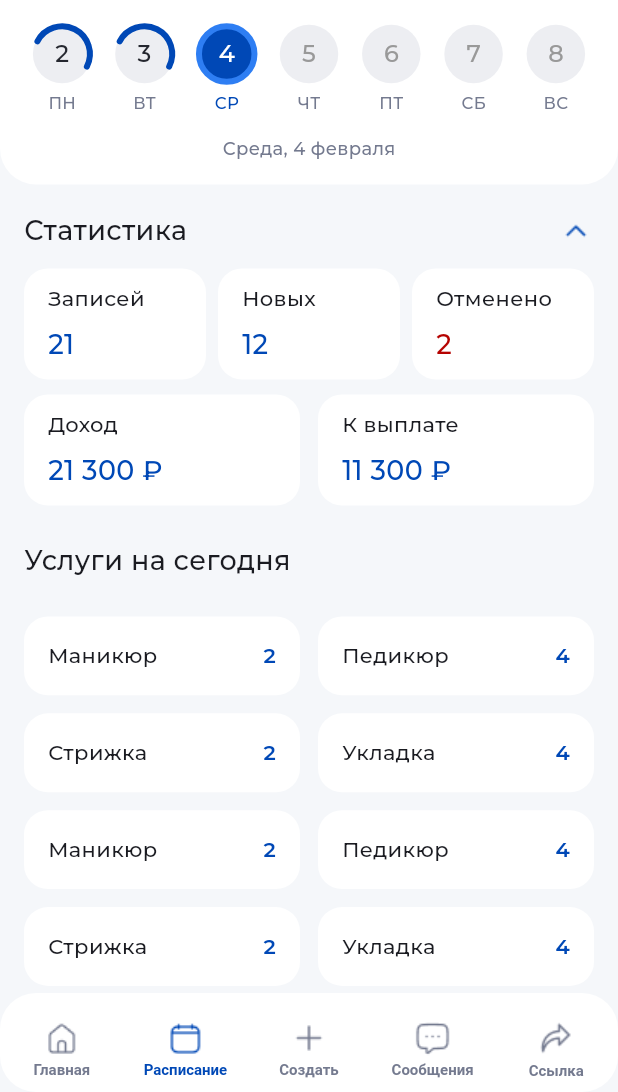
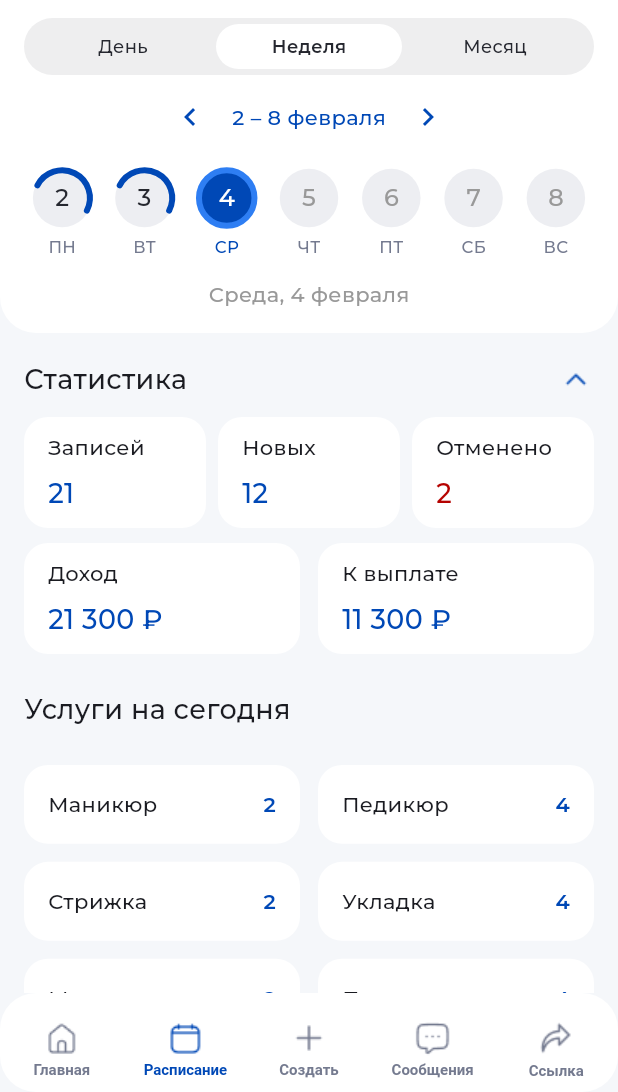
Before and after one commit to drobotukhinayana-crypto/rient_app, a Flutter app: the screen it shows after launch, item 2 of the bottom bar chosen, on a phone screen of 412 x 824 dp, the part 144-1236 px from its top. Run offline on Flutter 3.47's test engine with Material 3 defaults, Android fonts, the phone set to English and light mode, and no system bars; our stand-ins replace country_picker, dio, flutter_riverpod, freezed_annotation, gap, go_router and 3 more.

Commit message:
top panel с переключением

```diff
--- /dev/null
+++ b/lib/core/widgets/date_range_navigator.dart
@@ -0,0 +1,109 @@
+import 'package:flutter/material.dart';
+import 'package:rient_app/core/utils/const/app_colors.dart';
+import 'package:rient_app/core/utils/const/app_fonts.dart';
+
+/// Названия месяцев в родительном падеже (для "19 декабря").
+const _monthGenitive = [
+  'января',
+  'февраля',
+  'марта',
+  'апреля',
+  'мая',
+  'июня',
+  'июля',
+  'августа',
+  'сентября',
+  'октября',
+  'ноября',
+  'декабря',
+];
+
+/// Названия месяцев в именительном падеже (для "Декабрь, 2025").
+const _monthNominative = [
+  'Январь',
+  'Февраль',
+  'Март',
+  'Апрель',
+  'Май',
+  'Июнь',
+  'Июль',
+  'Август',
+  'Сентябрь',
+  'Октябрь',
+  'Ноябрь',
+  'Декабрь',
+];
+
+class DateRangeNavigator extends StatelessWidget {
+  const DateRangeNavigator({
+    super.key,
+    required this.mode,
+    required this.weekStart,
+    required this.month,
+    required this.onPrevious,
+    required this.onNext,
+  });
+
+  final DateNavigatorMode mode;
+  final DateTime weekStart;
+  final DateTime month;
+  final VoidCallback onPrevious;
+  final VoidCallback onNext;
+
+  @override
+  Widget build(BuildContext context) {
+    final text = mode == DateNavigatorMode.week
+        ? _weekRangeText(weekStart)
+        : _monthYearText(month);
+    return Row(
+      mainAxisAlignment: MainAxisAlignment.center,
+      children: [
+        _NavButton(icon: Icons.chevron_left, onTap: onPrevious),
+        const SizedBox(width: 12),
+        Text(
+          text,
+          style: AppFonts.b2Medium.copyWith(color: AppColors.mainAccent),
+        ),
+        const SizedBox(width: 12),
+        _NavButton(icon: Icons.chevron_right, onTap: onNext),
+      ],
+    );
+  }
+
+  String _weekRangeText(DateTime monday) {
+    final sunday = monday.add(const Duration(days: 6));
+    final sameMonth = monday.month == sunday.month;
+    if (sameMonth) {
+      return '${monday.day} – ${sunday.day} ${_monthGenitive[monday.month - 1]}';
+    }
+    return '${monday.day} ${_monthGenitive[monday.month - 1]} – ${sunday.day} ${_monthGenitive[sunday.month - 1]}';
+  }
+
+  String _monthYearText(DateTime firstDayOfMonth) {
+    return '${_monthNominative[firstDayOfMonth.month - 1]}, ${firstDayOfMonth.year}';
+  }
+}
+
+enum DateNavigatorMode { week, month }
+
+class _NavButton extends StatelessWidget {
+  const _NavButton({required this.icon, required this.onTap});
+
+  final IconData icon;
+  final VoidCallback onTap;
+
+  @override
+  Widget build(BuildContext context) {
+    return Material(
+      color: Colors.transparent,
+      child: InkWell(
+        onTap: onTap,
+        borderRadius: BorderRadius.circular(20),
+        child: Padding(
+          padding: const EdgeInsets.all(4),
+          child: Icon(icon, size: 24, color: AppColors.mainAccent),
+        ),
+      ),
+    );
+  }
+}
--- a/lib/core/widgets/date_strip.dart
+++ b/lib/core/widgets/date_strip.dart
@@ -139,7 +139,7 @@ class _DateStripState extends State<DateStrip> {
         const SizedBox(height: 8),
         Text(
           _fullDateText(DateTime.now()),
-          style: AppFonts.c1Medium.copyWith(color: AppColors.tabbarGrey),
+          style: AppFonts.b2Medium.copyWith(color: AppColors.grey),
         ),
       ],
     );
--- a/lib/core/widgets/top_panel.dart
+++ b/lib/core/widgets/top_panel.dart
@@ -1,15 +1,78 @@
 import 'package:flutter/material.dart';
 import 'package:gap/gap.dart';
 import 'package:rient_app/core/utils/const/app_fonts.dart';
+import 'package:rient_app/core/widgets/date_range_navigator.dart';
 import 'package:rient_app/core/widgets/date_strip.dart';
 import 'package:rient_app/core/widgets/default_container.dart';
+import 'package:rient_app/core/widgets/view_mode_segmented_control.dart';
 import 'package:rient_app/features/home/view/components/entity_selector_pill.dart';
 import 'package:rient_app/resources/resources.dart';
 
-class TopPanel extends StatelessWidget {
-  const TopPanel({super.key, required this.title});
+class TopPanel extends StatefulWidget {
+  const TopPanel({
+    super.key,
+    required this.title,
+    this.showViewModeSwitcher = true,
+  });
 
   final String title;
+
+  /// Показывать переключатель День/Неделя/Месяц и навигатор по датам.
+  /// На главной странице передают [false].
+  final bool showViewModeSwitcher;
+
+  @override
+  State<TopPanel> createState() => _TopPanelState();
+}
+
+class _TopPanelState extends State<TopPanel> {
+  ViewMode _viewMode = ViewMode.week;
+  late DateTime _weekStart;
+  late DateTime _monthStart;
+
+  @override
+  void initState() {
+    super.initState();
+    _syncToToday();
+  }
+
+  void _syncToToday() {
+    final now = DateTime.now();
+    final weekday = now.weekday;
+    _weekStart = now.subtract(Duration(days: weekday - 1));
+    _monthStart = DateTime(now.year, now.month, 1);
+  }
+
+  void _goPrevious() {
+    setState(() {
+      if (_viewMode == ViewMode.week) {
+        _weekStart = _weekStart.subtract(const Duration(days: 7));
+      } else {
+        _monthStart = DateTime(_monthStart.year, _monthStart.month - 1, 1);
+      }
+    });
+  }
+
+  void _goNext() {
+    setState(() {
+      if (_viewMode == ViewMode.week) {
+        _weekStart = _weekStart.add(const Duration(days: 7));
+      } else {
+        _monthStart = DateTime(_monthStart.year, _monthStart.month + 1, 1);
+      }
+    });
+  }
+
+  DateTime get _initialDateForStrip {
+    switch (_viewMode) {
+      case ViewMode.day:
+        return DateTime.now();
+      case ViewMode.week:
+        return _weekStart;
+      case ViewMode.month:
+        return _monthStart;
+    }
+  }
 
   @override
   Widget build(BuildContext context) {
@@ -23,25 +86,42 @@ class TopPanel extends StatelessWidget {
         children: [
           Row(
             children: [
-              // меню
               GestureDetector(
                 onTap: () {},
                 child: Image.asset(AppImages.burger),
               ),
               Gap(12),
-
-              // заголовок
-              Text(title, style: AppFonts.h3Medium),
+              Text(widget.title, style: AppFonts.h3Medium),
               const Spacer(),
-
-              // выбор пользователя
               const ProfileSelectorPill(),
             ],
           ),
-          Gap(10),
-
-          // календарь
-          const DateStrip(),
+          if (widget.showViewModeSwitcher) ...[
+            Gap(12),
+            ViewModeSegmentedControl(
+              value: _viewMode,
+              onChanged: (mode) => setState(() => _viewMode = mode),
+            ),
+            Gap(12),
+            if (_viewMode == ViewMode.week || _viewMode == ViewMode.month)
+              DateRangeNavigator(
+                mode: _viewMode == ViewMode.week
+                    ? DateNavigatorMode.week
+                    : DateNavigatorMode.month,
+                weekStart: _weekStart,
+                month: _monthStart,
+                onPrevious: _goPrevious,
+                onNext: _goNext,
+              ),
+            if (_viewMode == ViewMode.week || _viewMode == ViewMode.month)
+              Gap(12),
+          ] else
+            Gap(12),
+          DateStrip(
+            initialDate: widget.showViewModeSwitcher
+                ? _initialDateForStrip
+                : DateTime.now(),
+          ),
         ],
       ),
     );
--- /dev/null
+++ b/lib/core/widgets/view_mode_segmented_control.dart
@@ -0,0 +1,103 @@
+import 'package:flutter/material.dart';
+import 'package:rient_app/core/utils/const/app_colors.dart';
+import 'package:rient_app/core/utils/const/app_fonts.dart';
+
+enum ViewMode { day, week, month }
+
+class ViewModeSegmentedControl extends StatelessWidget {
+  const ViewModeSegmentedControl({
+    super.key,
+    required this.value,
+    required this.onChanged,
+  });
+
+  final ViewMode value;
+  final ValueChanged<ViewMode> onChanged;
+
+  static const _labels = ['День', 'Неделя', 'Месяц'];
+
+  static const _height = 30.0;
+
+  @override
+  Widget build(BuildContext context) {
+    return Container(
+      clipBehavior: Clip.none,
+      padding: const EdgeInsets.all(4),
+      decoration: BoxDecoration(
+        color: Color(0xffEEEEEF),
+        borderRadius: BorderRadius.circular(300),
+      ),
+      child: SizedBox(
+        height: _height,
+        child: Row(
+          children: [
+            Expanded(
+              child: _Segment(
+                label: _labels[0],
+                isSelected: value == ViewMode.day,
+                isFirst: true,
+                isLast: false,
+                onTap: () => onChanged(ViewMode.day),
+              ),
+            ),
+            Expanded(
+              child: _Segment(
+                label: _labels[1],
+                isSelected: value == ViewMode.week,
+                isFirst: false,
+                isLast: false,
+                onTap: () => onChanged(ViewMode.week),
+              ),
+            ),
+            Expanded(
+              child: _Segment(
+                label: _labels[2],
+                isSelected: value == ViewMode.month,
+                isFirst: false,
+                isLast: true,
+                onTap: () => onChanged(ViewMode.month),
+              ),
+            ),
+          ],
+        ),
+      ),
+    );
+  }
+}
+
+class _Segment extends StatelessWidget {
+  const _Segment({
+    required this.label,
+    required this.isSelected,
+    required this.isFirst,
+    required this.isLast,
+    required this.onTap,
+  });
+
+  final String label;
+  final bool isSelected;
+  final bool isFirst;
+  final bool isLast;
+  final VoidCallback onTap;
+
+  @override
+  Widget build(BuildContext context) {
+    return GestureDetector(
+      onTap: onTap,
+      behavior: HitTestBehavior.opaque,
+      child: Container(
+        decoration: BoxDecoration(
+          color: isSelected ? AppColors.primaryWhite : Colors.transparent,
+          borderRadius: BorderRadius.circular(300),
+        ),
+        alignment: Alignment.center,
+        child: Text(
+          label,
+          style: isSelected
+              ? AppFonts.c1Semi.copyWith(color: AppColors.primaryDark)
+              : AppFonts.c1Medium.copyWith(color: AppColors.primaryDark),
+        ),
+      ),
+    );
+  }
+}
--- a/lib/features/home/view/home_page.dart
+++ b/lib/features/home/view/home_page.dart
@@ -30,7 +30,7 @@ class _BodyWidget extends StatelessWidget {
   Widget build(BuildContext context) {
     return Column(
       children: [
-        const TopPanel(title: 'Главная'),
+        const TopPanel(title: 'Главная', showViewModeSwitcher: false),
 
         // контент
         Expanded(
```
